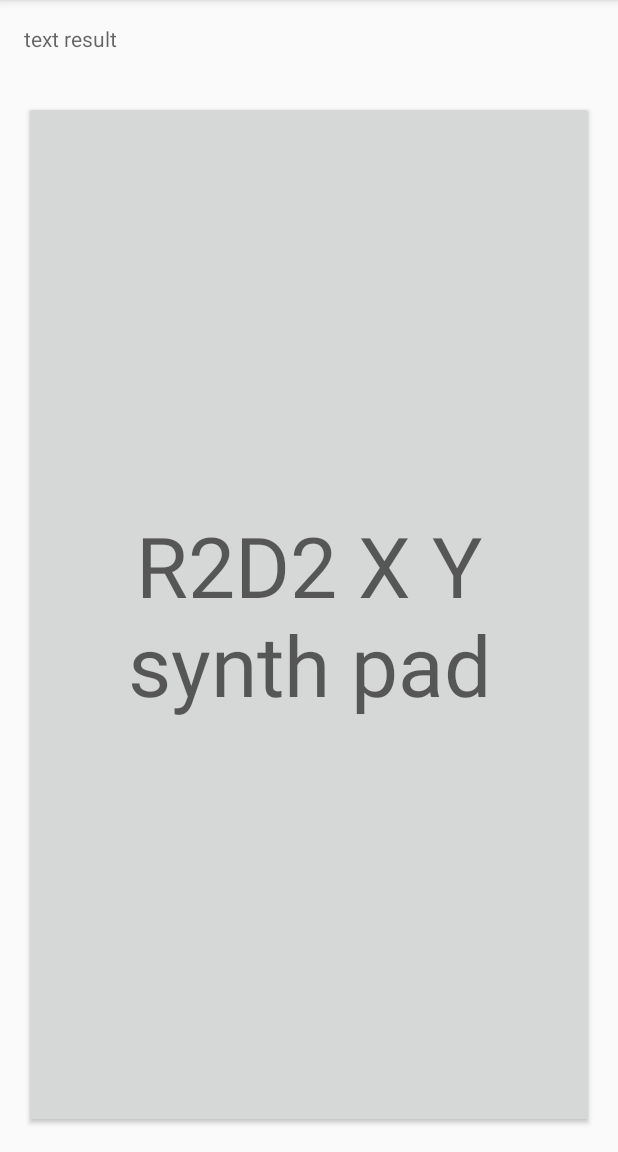
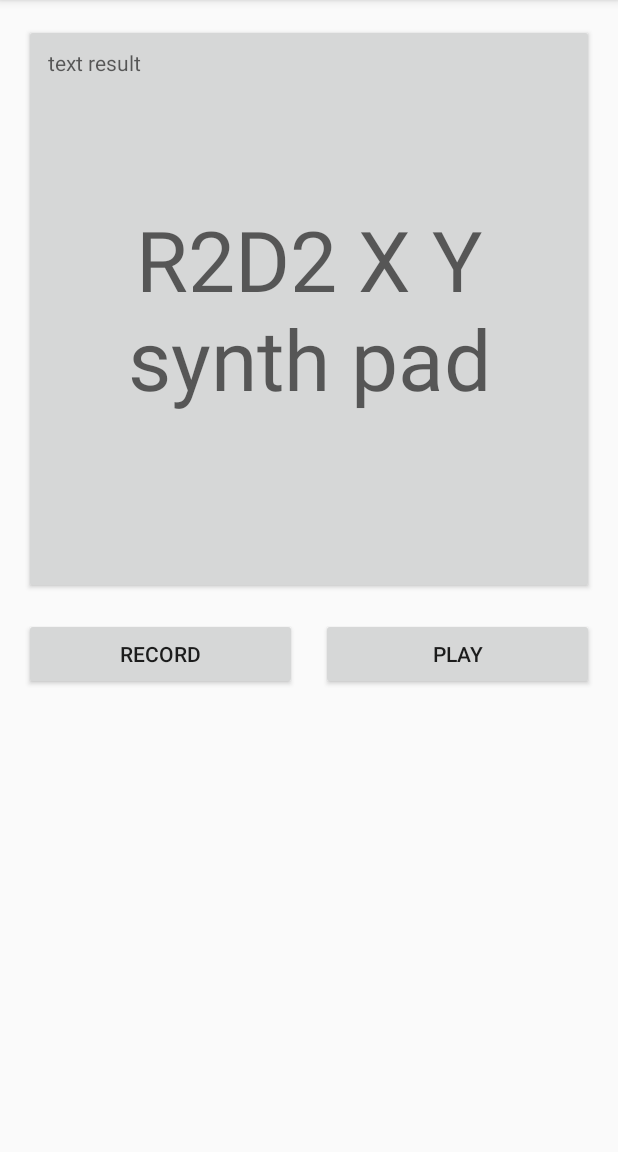
Before and after one commit to djonus/lupe, an Android app: the screen it shows after launch (MainActivity), on a phone screen of 412 x 824 dp, the part 84-1236 px from its top. Run offline under Robolectric (Android 15) with nearby library versions, the phone set to English and light mode, and no system bars; 3 statements that could not run were skipped.

Commit message:
Recording: add stubbed record/playback controls

```diff
--- a/app/src/main/java/com/djonus/lupe/MainActivity.kt
+++ b/app/src/main/java/com/djonus/lupe/MainActivity.kt
@@ -18,8 +18,6 @@ class MainActivity : AppCompatActivity() {
         super.onCreate(savedInstanceState)
         setContentView(R.layout.activity_main)
 
-        tv_result.text = stringFromJNI()
-
         adjustDefaultStreamValue()
 
         val engineRef = createEngine()
@@ -29,7 +27,7 @@ class MainActivity : AppCompatActivity() {
             val x = view.normalizeFrequency(event.x)
             val y = view.normalizeAmplitude(view.height - event.y)
 
-            tv_result.text = "x:${event.x}\ny:${event.y}\n\nfrequency:$x\namplitude:$y"
+            tv_synth_input.text = "x:${event.x}\ny:${event.y}\n\nfrequency:$x\namplitude:$y"
 
             Log.d("LupeAct", "touch event: $event")
 
@@ -43,15 +41,51 @@ class MainActivity : AppCompatActivity() {
                     else -> playSynth(engineRef, x, y)
                 }
             }
-            true
+            false
+        }
+
+        val stopText = "stop"
+        val playText = "play"
+        b_play.text = playText
+        b_play.setOnClickListener {
+            b_play.text = when (b_play.text) {
+                playText -> {
+                    startPlayback(engineRef)
+                    stopText
+                }
+                else -> {
+                    stopPlayback(engineRef)
+                    playText
+                }
+            }
+        }
+
+        val stopRecordText = "cut"
+        val recordText = "record"
+        b_record.text = recordText
+        b_record.setOnClickListener {
+            b_record.text = when (b_record.text) {
+                recordText -> {
+                    record(engineRef)
+                    stopRecordText
+                }
+                else -> {
+                    stopRecord(engineRef)
+                    recordText
+                }
+            }
         }
     }
 
-    external fun stringFromJNI(): String
     external fun setDefaultStreamValues(defaultSampleRate: Int, defaultFramesPerBurst: Int)
     external fun createEngine(): Long
     external fun playSynth(engineRef: Long, x: Double, y: Double)
     external fun stopSynth(engineRef: Long)
+
+    external fun startPlayback(engineRef: Long)
+    external fun stopPlayback(engineRef: Long)
+    external fun record(engineRef: Long)
+    external fun stopRecord(engineRef: Long)
 
     private fun adjustDefaultStreamValue() {
         val myAudioMgr = getSystemService(Context.AUDIO_SERVICE) as AudioManager
--- a/app/src/main/res/layout/activity_main.xml
+++ b/app/src/main/res/layout/activity_main.xml
@@ -5,16 +5,6 @@
     android:layout_width="match_parent"
     android:layout_height="match_parent"
     tools:context=".MainActivity">
-
-    <TextView
-        android:id="@+id/tv_result"
-        android:layout_width="0dp"
-        android:layout_height="wrap_content"
-        android:hint="text result"
-        android:padding="16dp"
-        app:layout_constraintEnd_toEndOf="parent"
-        app:layout_constraintStart_toStartOf="parent"
-        app:layout_constraintTop_toTopOf="parent" />
 
     <Button
         android:id="@+id/synth_pad"
@@ -25,9 +15,44 @@
         android:padding="24dp"
         android:text="R2D2 X Y synth pad"
         android:textAppearance="@style/TextAppearance.AppCompat.Display3"
-        app:layout_constraintBottom_toBottomOf="parent"
+        app:layout_constraintDimensionRatio="1:1"
         app:layout_constraintEnd_toEndOf="parent"
         app:layout_constraintStart_toStartOf="parent"
-        app:layout_constraintTop_toBottomOf="@id/tv_result" />
+        app:layout_constraintTop_toTopOf="parent" />
+
+    <TextView
+        android:id="@+id/tv_synth_input"
+        android:layout_width="0dp"
+        android:layout_height="wrap_content"
+        android:elevation="8dp"
+        android:hint="text result"
+        android:padding="16dp"
+        app:layout_constraintEnd_toEndOf="@id/synth_pad"
+        app:layout_constraintStart_toStartOf="@id/synth_pad"
+        app:layout_constraintTop_toTopOf="@id/synth_pad" />
+
+    <Button
+        android:id="@+id/b_record"
+        android:layout_width="0dp"
+        android:layout_height="wrap_content"
+        android:layout_marginStart="16dp"
+        android:layout_marginTop="16dp"
+        android:layout_marginEnd="8dp"
+        android:text="record"
+        app:layout_constraintEnd_toStartOf="@+id/b_play"
+        app:layout_constraintStart_toStartOf="parent"
+        app:layout_constraintTop_toBottomOf="@id/synth_pad" />
+
+    <Button
+        android:id="@+id/b_play"
+        android:layout_width="0dp"
+        android:layout_height="0dp"
+        android:layout_marginStart="8dp"
+        android:layout_marginEnd="16dp"
+        android:text="play"
+        app:layout_constraintBottom_toBottomOf="@id/b_record"
+        app:layout_constraintEnd_toEndOf="parent"
+        app:layout_constraintStart_toEndOf="@id/b_record"
+        app:layout_constraintTop_toTopOf="@id/b_record" />
 
 </androidx.constraintlayout.widget.ConstraintLayout>
```
Also changed, not shown: 3 other files.
